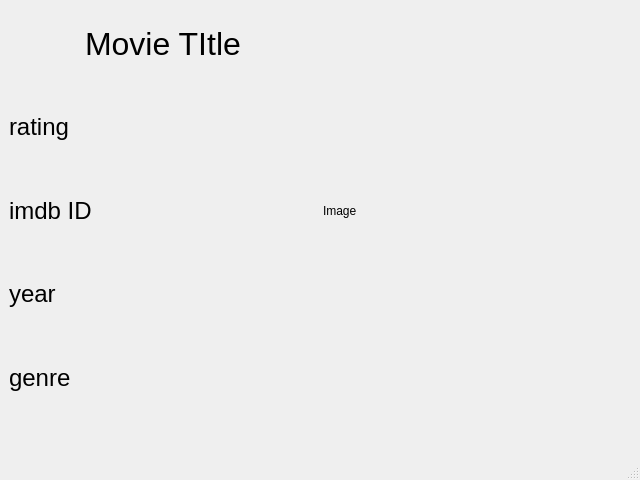
First picture: the form in Views/movie.ui, repository dattali18/WindowsSystem-Frontend, before the edit.
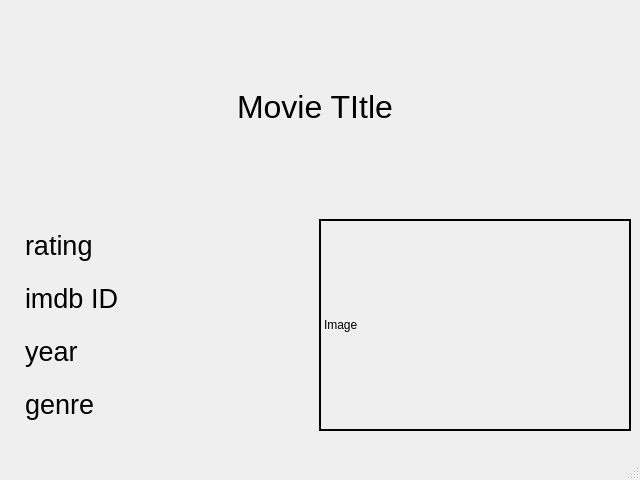
Second picture: the form after the edit.

Commit message: style the movie window

Diff of the .ui file:
```diff
--- a/Views/movie.ui
+++ b/Views/movie.ui
@@ -17,15 +17,13 @@
    <widget class="QWidget" name="horizontalLayoutWidget">
     <property name="geometry">
      <rect>
-      <x>9</x>
-      <y>5</y>
-      <width>621</width>
-      <height>411</height>
+      <x>0</x>
+      <y>0</y>
+      <width>631</width>
+      <height>431</height>
      </rect>
     </property>
-    <layout class="QHBoxLayout" name="horizontalLayout">
-     <item>
-      <layout class="QVBoxLayout" name="verticalLayout">
+    <layout class="QVBoxLayout" name="verticalLayout_2">
        <item alignment="Qt::AlignHCenter">
         <widget class="QLabel" name="title">
          <property name="font">
@@ -36,13 +34,26 @@
          <property name="text">
           <string>Movie TItle</string>
          </property>
-        </widget>
-       </item>
+       <property name="margin">
+        <number>10</number>
+       </property>
+      </widget>
+     </item>
+     <item>
+      <layout class="QHBoxLayout" name="horizontalLayout">
+       <item>
+        <layout class="QVBoxLayout" name="verticalLayout">
+         <property name="spacing">
+          <number>0</number>
+         </property>
+         <property name="leftMargin">
+          <number>25</number>
+         </property>
        <item>
         <widget class="QLabel" name="rating">
          <property name="font">
           <font>
-           <pointsize>18</pointsize>
+             <pointsize>20</pointsize>
           </font>
          </property>
          <property name="text">
@@ -54,7 +65,7 @@
         <widget class="QLabel" name="imdb">
          <property name="font">
           <font>
-           <pointsize>18</pointsize>
+             <pointsize>20</pointsize>
           </font>
          </property>
          <property name="text">
@@ -66,7 +77,7 @@
         <widget class="QLabel" name="year">
          <property name="font">
           <font>
-           <pointsize>18</pointsize>
+             <pointsize>20</pointsize>
           </font>
          </property>
          <property name="text">
@@ -78,22 +89,42 @@
         <widget class="QLabel" name="genre">
          <property name="font">
           <font>
-           <pointsize>18</pointsize>
+             <pointsize>20</pointsize>
           </font>
          </property>
          <property name="text">
           <string>genre</string>
          </property>
+           <property name="wordWrap">
+            <bool>true</bool>
+           </property>
         </widget>
        </item>
       </layout>
      </item>
      <item>
       <widget class="QLabel" name="image">
+         <property name="frameShape">
+          <enum>QFrame::WinPanel</enum>
+         </property>
+         <property name="frameShadow">
+          <enum>QFrame::Plain</enum>
+         </property>
+         <property name="lineWidth">
+          <number>1</number>
+         </property>
        <property name="text">
         <string>Image</string>
        </property>
-      </widget>
+         <property name="margin">
+          <number>0</number>
+         </property>
+         <property name="indent">
+          <number>-1</number>
+         </property>
+        </widget>
+       </item>
+      </layout>
      </item>
     </layout>
    </widget>
```
Left out of the diff: 2 changed lines with no effect on the pictures. Lines whose indentation alone changed are shown as unchanged. The commit also changes 2 other files.
